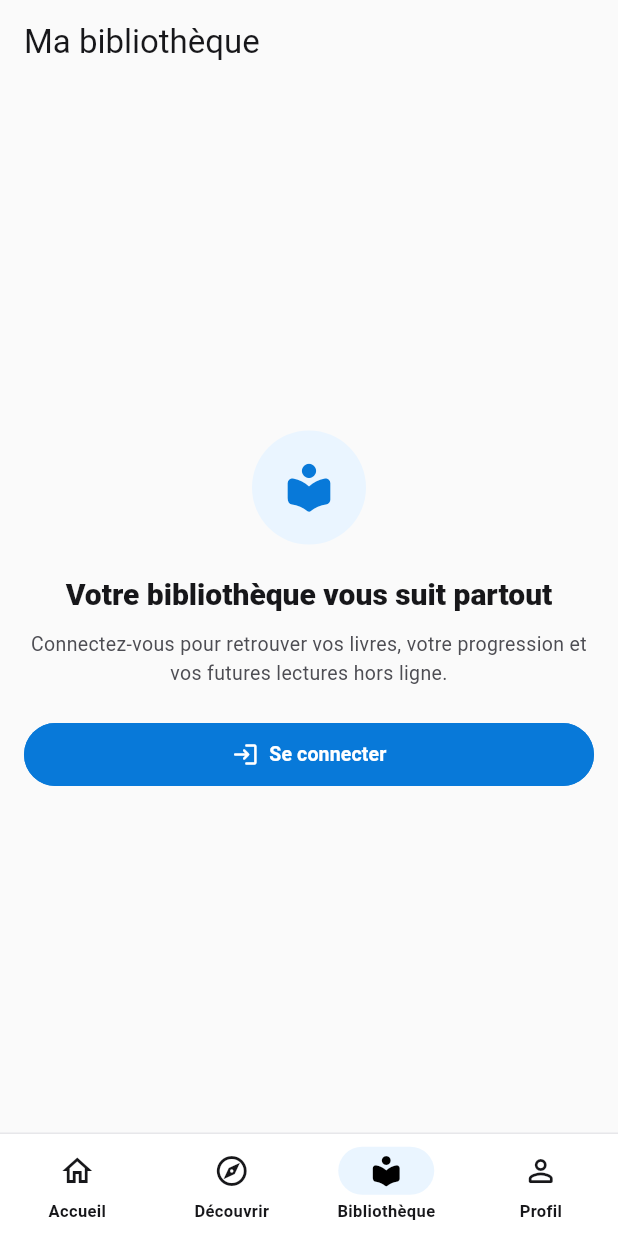
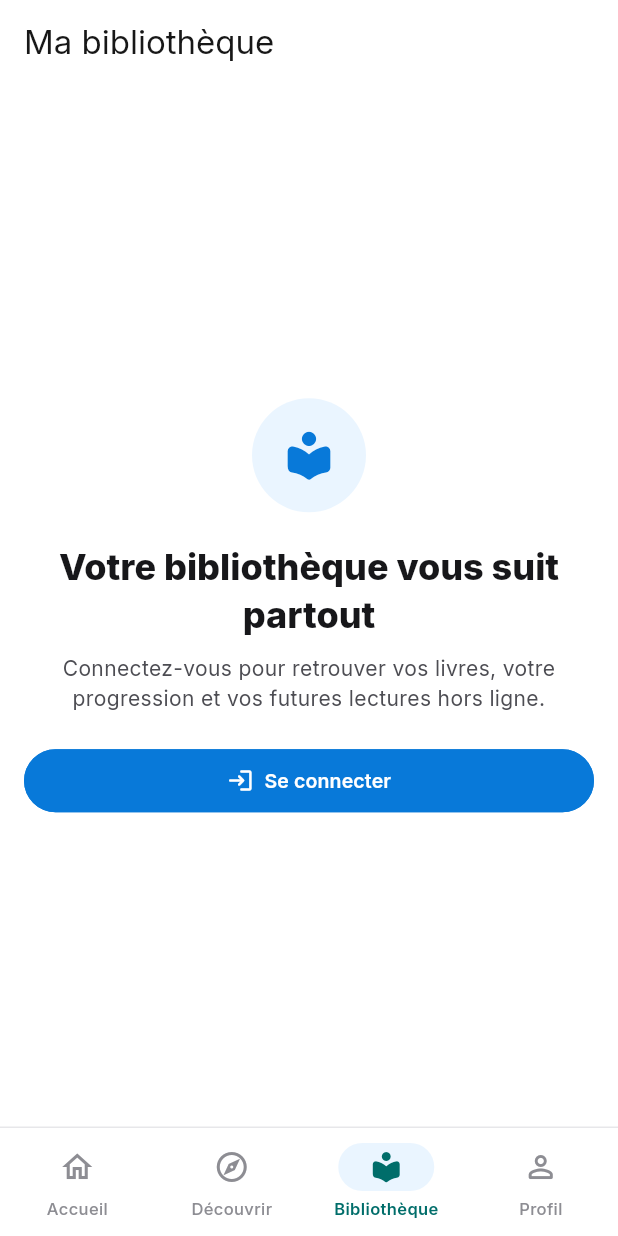
Before and after one commit to elvisalibaba/version4, a Flutter app: the screen it shows after launch, item 3 of the bottom bar chosen, on a phone screen of 412 x 824 dp. Run offline on Flutter 3.47's test engine with Material 3 defaults, Android fonts, the phone set to English and light mode, and no system bars; our stand-ins replace cached_network_image, dio, flutter_riverpod, flutter_secure_storage, go_router, google_fonts and 1 more; missing offline and left inert: pdfx; network calls fail; Roboto replaces fonts that are missing (Poppins).

Commit message:
feat(explore): align app theme with reference UI

```diff
--- a/mobile/lib/src/core/theme/app_theme.dart
+++ b/mobile/lib/src/core/theme/app_theme.dart
@@ -1,57 +1,60 @@
 import 'package:flutter/material.dart';
-import 'package:holistic_books/src/core/constants/app_colors.dart';
+import 'package:google_fonts/google_fonts.dart';
+import 'package:holistic_books/src/core/theme/app_colors.dart';
 
 class AppTheme {
-  static ThemeData get light => ThemeData(
+  static ThemeData get light {
+    final baseTextTheme = GoogleFonts.interTextTheme();
+
+    return ThemeData(
       useMaterial3: true,
-        fontFamily: 'Poppins',
       scaffoldBackgroundColor: AppColors.background,
       colorScheme: const ColorScheme.light(
         primary: AppColors.primary,
-          secondary: AppColors.primaryLight,
-          surface: AppColors.white,
-          error: AppColors.danger,
+        surface: AppColors.background,
+        error: AppColors.error,
         onPrimary: AppColors.white,
-          onSurface: AppColors.ink,
+        onSurface: AppColors.textPrimary,
       ),
-        textTheme: const TextTheme(
-          headlineLarge: TextStyle(fontSize: 28, fontWeight: FontWeight.w800, height: 1.05, color: AppColors.ink),
-          headlineMedium: TextStyle(fontSize: 24, fontWeight: FontWeight.w800, color: AppColors.ink),
-          headlineSmall: TextStyle(fontSize: 20, fontWeight: FontWeight.w800, color: AppColors.ink),
-          titleMedium: TextStyle(fontSize: 15, fontWeight: FontWeight.w700, color: AppColors.ink),
-          bodyMedium: TextStyle(fontSize: 13, height: 1.35, color: AppColors.mutedInk),
-          labelLarge: TextStyle(fontSize: 13, fontWeight: FontWeight.w600),
+      textTheme: baseTextTheme.apply(
+        bodyColor: AppColors.textPrimary,
+        displayColor: AppColors.textPrimary,
       ),
       appBarTheme: const AppBarTheme(
         backgroundColor: AppColors.background,
-          foregroundColor: AppColors.ink,
+        foregroundColor: AppColors.textPrimary,
         elevation: 0,
-          centerTitle: false,
         surfaceTintColor: Colors.transparent,
       ),
-        cardTheme: CardThemeData(
-          color: AppColors.white,
-          elevation: 0,
-          surfaceTintColor: Colors.transparent,
-          shape: RoundedRectangleBorder(borderRadius: BorderRadius.circular(18)),
-        ),
-        navigationBarTheme: const NavigationBarThemeData(
-          height: 68,
+      navigationBarTheme: NavigationBarThemeData(
+        height: 72,
         backgroundColor: AppColors.white,
-          indicatorColor: AppColors.softBlue,
-          labelTextStyle: WidgetStatePropertyAll(
-            TextStyle(fontSize: 11, fontWeight: FontWeight.w600, color: AppColors.ink),
-          ),
+        indicatorColor: AppColors.surfaceStrong,
+        iconTheme: WidgetStateProperty.resolveWith((states) {
+          final selected = states.contains(WidgetState.selected);
+          return IconThemeData(
+            color: selected ? AppColors.primary : AppColors.inactive,
+          );
+        }),
+        labelTextStyle: WidgetStateProperty.resolveWith((states) {
+          final selected = states.contains(WidgetState.selected);
+          return TextStyle(
+            fontSize: 11,
+            fontWeight: selected ? FontWeight.w600 : FontWeight.w500,
+            color: selected ? AppColors.primary : AppColors.inactive,
+          );
+        }),
       ),
     );
+  }
 
   static ThemeData get dark => ThemeData(
         useMaterial3: true,
         brightness: Brightness.dark,
-        fontFamily: 'Poppins',
         colorScheme: ColorScheme.fromSeed(
           brightness: Brightness.dark,
           seedColor: AppColors.primary,
         ),
+        textTheme: GoogleFonts.interTextTheme(ThemeData.dark().textTheme),
       );
 }
```
Lines whose indentation alone changed are shown as unchanged.
